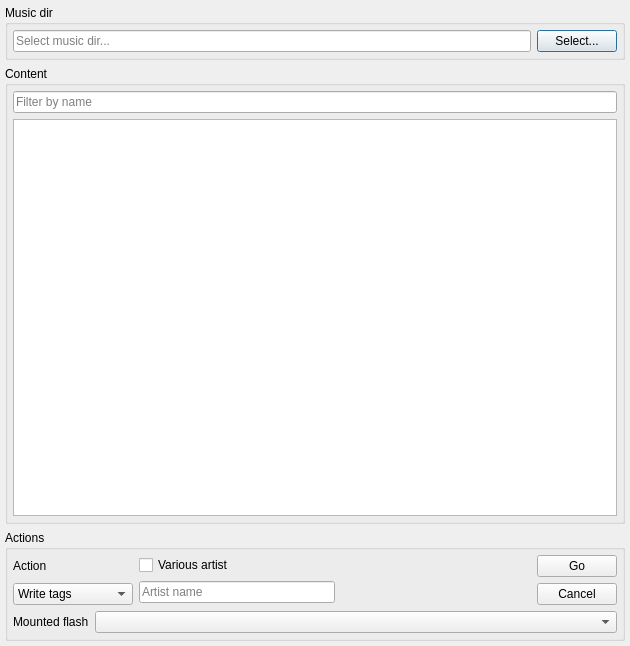
Qt form python/musicmanager/musicmanager.ui (destr/scripts) before a commit.
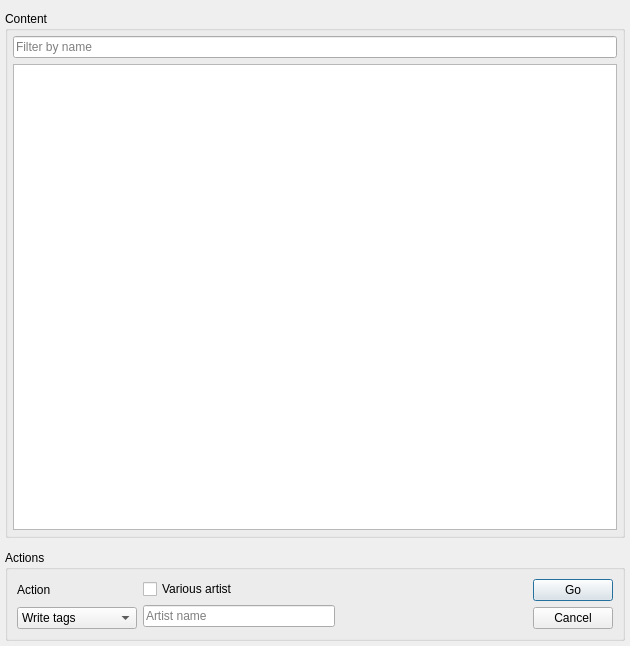
The same form after that commit. Custom widgets are drawn as their Qt base class.

```diff
--- a/python/musicmanager/musicmanager.ui
+++ b/python/musicmanager/musicmanager.ui
@@ -13,7 +13,7 @@
   <property name="windowTitle">
    <string>MusicManager</string>
   </property>
-  <layout class="QVBoxLayout" name="verticalLayout_6">
+  <layout class="QVBoxLayout" name="verticalLayout_2">
    <property name="leftMargin">
     <number>5</number>
    </property>
@@ -27,39 +27,7 @@
     <number>5</number>
    </property>
    <item>
-    <widget class="QGroupBox" name="groupBoxMusicDir">
-     <property name="title">
-      <string>Music dir</string>
-     </property>
-     <layout class="QHBoxLayout" name="horizontalLayout">
-      <property name="leftMargin">
-       <number>5</number>
-      </property>
-      <property name="topMargin">
-       <number>5</number>
-      </property>
-      <property name="rightMargin">
-       <number>5</number>
-      </property>
-      <property name="bottomMargin">
-       <number>5</number>
-      </property>
-      <item>
-       <widget class="QLineEdit" name="lineEditMusicDir">
-        <property name="placeholderText">
-         <string>Select music dir...</string>
-        </property>
-       </widget>
-      </item>
-      <item>
-       <widget class="QPushButton" name="pushButtonSelectMusicDir">
-        <property name="text">
-         <string>Select...</string>
-        </property>
-       </widget>
-      </item>
-     </layout>
-    </widget>
+    <widget class="DirSelector" name="widgetMusicDir" native="true"/>
    </item>
    <item>
     <widget class="QGroupBox" name="groupBoxContent">
@@ -92,24 +60,15 @@
      </layout>
     </widget>
    </item>
+   <item>
+    <widget class="DirSelector" name="widgetFlashDir" native="true"/>
+   </item>
    <item>
     <widget class="QGroupBox" name="groupBoxActions">
      <property name="title">
       <string>Actions</string>
      </property>
-     <layout class="QVBoxLayout" name="verticalLayout_5">
-      <property name="leftMargin">
-       <number>5</number>
-      </property>
-      <property name="topMargin">
-       <number>5</number>
-      </property>
-      <property name="rightMargin">
-       <number>5</number>
-      </property>
-      <property name="bottomMargin">
-       <number>5</number>
-      </property>
+     <layout class="QVBoxLayout" name="verticalLayout">
       <item>
        <layout class="QHBoxLayout" name="horizontalLayout_3">
         <item>
@@ -188,25 +147,19 @@
         </item>
        </layout>
       </item>
-      <item>
-       <layout class="QHBoxLayout" name="horizontalLayoutMounted" stretch="0,1">
-        <item>
-         <widget class="QLabel" name="labelMountedFlash">
-          <property name="text">
-           <string>Mounted flash</string>
-          </property>
-         </widget>
-        </item>
-        <item>
-         <widget class="QComboBox" name="comboBoxMountedFlash"/>
-        </item>
-       </layout>
-      </item>
      </layout>
     </widget>
    </item>
   </layout>
  </widget>
+ <customwidgets>
+  <customwidget>
+   <class>DirSelector</class>
+   <extends>QWidget</extends>
+   <header location="global">dirselector.h</header>
+   <container>1</container>
+  </customwidget>
+ </customwidgets>
  <resources/>
  <connections/>
 </ui>
```
